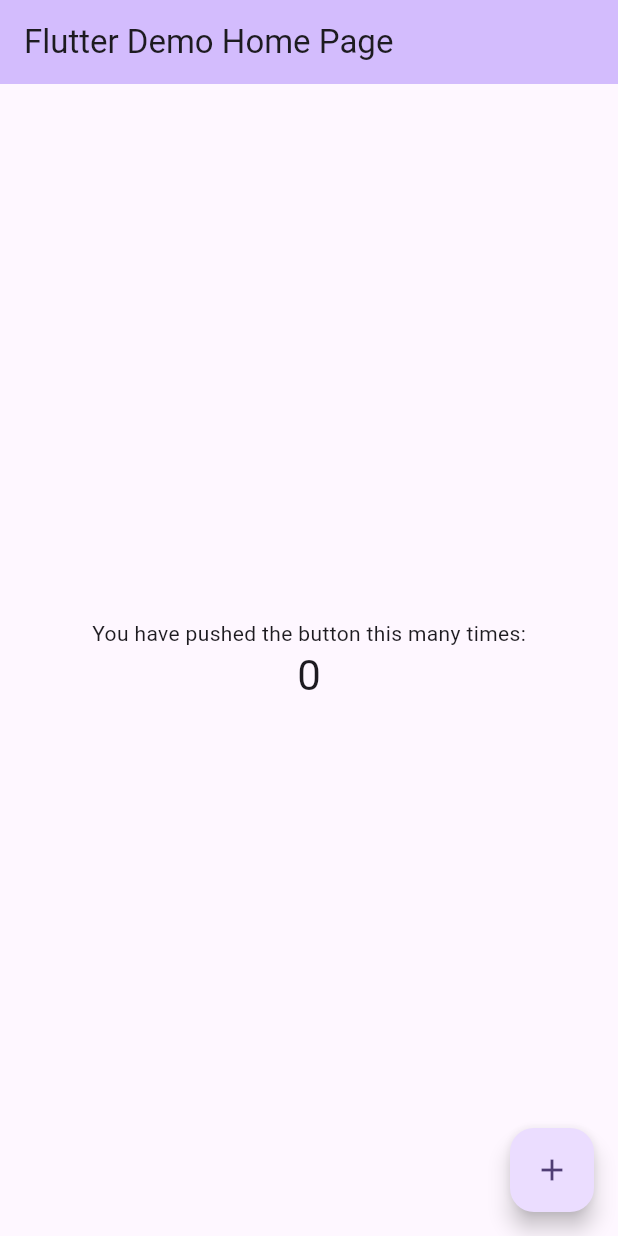
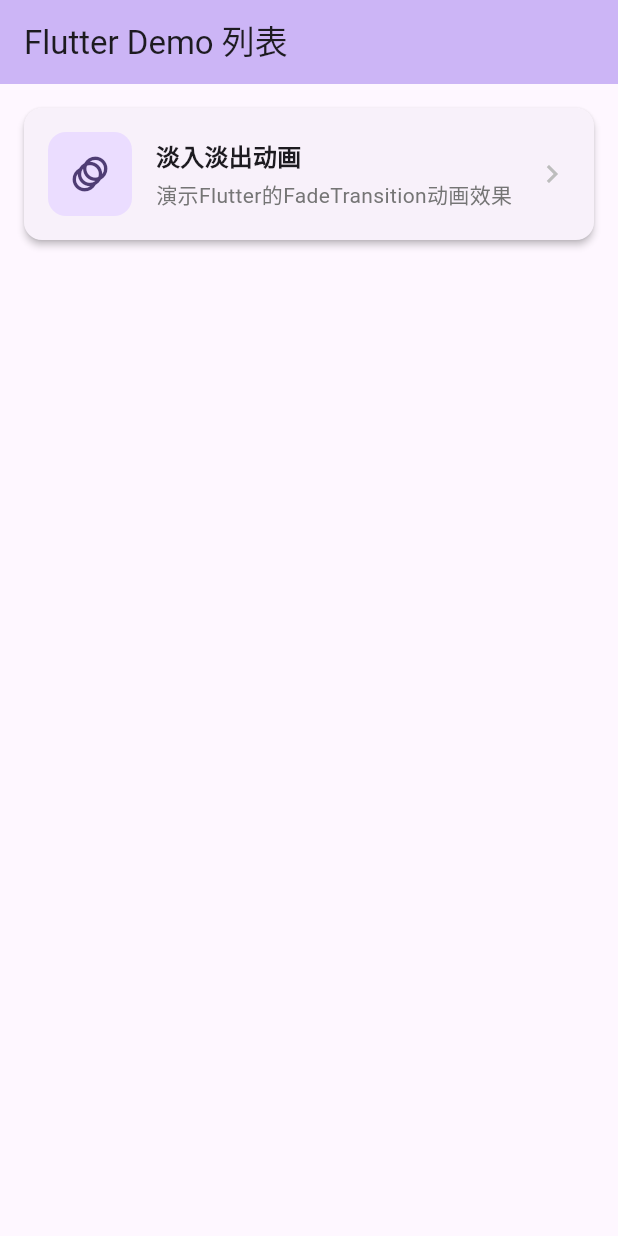
Before and after one commit to RainyJiang22/rainy_flutter_demo, a Flutter app: the screen it shows after launch, on a phone screen of 412 x 824 dp. Run offline on Flutter 3.47's test engine with Material 3 defaults, Android fonts, the phone set to English and light mode, and no system bars.

Commit message:
feat:demo列表入口

```diff
--- a/lib/main.dart
+++ b/lib/main.dart
@@ -1,123 +1,23 @@
 import 'package:flutter/material.dart';
+import 'package:first_flutter_demo/pages/demo_list_page.dart';
 
 void main() {
   runApp(const MyApp());
 }
 
-
 class MyApp extends StatelessWidget {
   const MyApp({super.key});
 
-  // This widget is the root of your application.
   @override
   Widget build(BuildContext context) {
     return MaterialApp(
       title: 'Flutter Demo',
       theme: ThemeData(
-        // This is the theme of your application.
-        //
-        // TRY THIS: Try running your application with "flutter run". You'll see
-        // the application has a purple toolbar. Then, without quitting the app,
-        // try changing the seedColor in the colorScheme below to Colors.green
-        // and then invoke "hot reload" (save your changes or press the "hot
-        // reload" button in a Flutter-supported IDE, or press "r" if you used
-        // the command line to start the app).
-        //
-        // Notice that the counter didn't reset back to zero; the application
-        // state is not lost during the reload. To reset the state, use hot
-        // restart instead.
-        //
-        // This works for code too, not just values: Most code changes can be
-        // tested with just a hot reload.
-        colorScheme: .fromSeed(seedColor: Colors.deepPurple),
+        colorScheme: ColorScheme.fromSeed(seedColor: Colors.deepPurple),
+        useMaterial3: true,
       ),
-      home: const MyHomePage(title: 'Flutter Demo Home Page'),
+      home: const DemoListPage(),
+      debugShowCheckedModeBanner: false,
     );
   }
 }
-
-class MyHomePage extends StatefulWidget {
-  const MyHomePage({super.key, required this.title});
-
-  // This widget is the home page of your application. It is stateful, meaning
-  // that it has a State object (defined below) that contains fields that affect
-  // how it looks.
-
-  // This class is the configuration for the state. It holds the values (in this
-  // case the title) provided by the parent (in this case the App widget) and
-  // used by the build method of the State. Fields in a Widget subclass are
-  // always marked "final".
-
-  final String title;
-
-  @override
-  State<MyHomePage> createState() => _MyHomePageState();
-}
-
-class _MyHomePageState extends State<MyHomePage> {
-  int _counter = 0;
-
-  void _incrementCounter() {
-    setState(() {
-      // This call to setState tells the Flutter framework that something has
-      // changed in this State, which causes it to rerun the build method below
-      // so that the display can reflect the updated values. If we changed
-      // _counter without calling setState(), then the build method would not be
-      // called again, and so nothing would appear to happen.
-      _counter++;
-    });
-  }
-
-  @override
-  Widget build(BuildContext context) {
-    // This method is rerun every time setState is called, for instance as done
-    // by the _incrementCounter method above.
-    //
-    // The Flutter framework has been optimized to make rerunning build methods
-    // fast, so that you can just rebuild anything that needs updating rather
-    // than having to individually change instances of widgets.
-    return Scaffold(
-      appBar: AppBar(
-        // TRY THIS: Try changing the color here to a specific color (to
-        // Colors.amber, perhaps?) and trigger a hot reload to see the AppBar
-        // change color while the other colors stay the same.
-        backgroundColor: Theme.of(context).colorScheme.inversePrimary,
-        // Here we take the value from the MyHomePage object that was created by
-        // the App.build method, and use it to set our appbar title.
-        title: Text(widget.title),
-      ),
-      body: Center(
-        // Center is a layout widget. It takes a single child and positions it
-        // in the middle of the parent.
-        child: Column(
-          // Column is also a layout widget. It takes a list of children and
-          // arranges them vertically. By default, it sizes itself to fit its
-          // children horizontally, and tries to be as tall as its parent.
-          //
-          // Column has various properties to control how it sizes itself and
-          // how it positions its children. Here we use mainAxisAlignment to
-          // center the children vertically; the main axis here is the vertical
-          // axis because Columns are vertical (the cross axis would be
-          // horizontal).
-          //
-          // TRY THIS: Invoke "debug painting" (choose the "Toggle Debug Paint"
-          // action in the IDE, or press "p" in the console), to see the
-          // wireframe for each widget.
-          mainAxisAlignment: .center,
-          children: [
-            const Text('You have pushed the button this many times:'),
-            Text(
-              '$_counter',
-              style: Theme.of(context).textTheme.headlineMedium,
-            ),
-          ],
-        ),
-      ),
-      floatingActionButton: FloatingActionButton(
-        onPressed: _incrementCounter,
-        tooltip: 'Increment',
-        child: const Icon(Icons.add),
-      ),
-    );
-  }
-}
--- /dev/null
+++ b/lib/model/demo_item.dart
@@ -0,0 +1,28 @@
+import 'package:flutter/material.dart';
+
+/// Demo项模型类
+/// 用于存储每个demo的基本信息
+class DemoItem {
+  /// Demo标题
+  final String title;
+
+  /// Demo描述
+  final String description;
+
+  /// Demo图标
+  final IconData icon;
+
+  /// Demo页面构建器
+  final Widget Function() builder;
+
+  /// Demo路由名称（可选）
+  final String? routeName;
+
+  const DemoItem({
+    required this.title,
+    required this.description,
+    required this.icon,
+    required this.builder,
+    this.routeName,
+  });
+}
--- /dev/null
+++ b/lib/pages/demo_list_page.dart
@@ -0,0 +1,114 @@
+import 'package:flutter/material.dart';
+import 'package:first_flutter_demo/model/demo_item.dart';
+import 'package:first_flutter_demo/widget/animation/FadeAnimation.dart';
+
+class DemoListPage extends StatelessWidget {
+  const DemoListPage({super.key});
+
+  static final List<DemoItem> demos = [
+    DemoItem(
+      title: '淡入淡出动画',
+      description: '演示Flutter的FadeTransition动画效果',
+      icon: Icons.animation,
+      builder: () => const FadeAnimation(),
+      routeName: '/fade-animation',
+    ),
+  ];
+
+  @override
+  Widget build(BuildContext context) {
+    return Scaffold(
+      appBar: AppBar(
+        title: const Text('Flutter Demo 列表'),
+        backgroundColor: Theme.of(context).colorScheme.inversePrimary,
+        elevation: 2,
+      ),
+      body: demos.isEmpty
+          ? const Center(
+              child: Text(
+                '暂无Demo',
+                style: TextStyle(fontSize: 16, color: Colors.grey),
+              ),
+            )
+          : ListView.builder(
+              padding: const EdgeInsets.all(16),
+              itemCount: demos.length,
+              itemBuilder: (context, index) {
+                final demo = demos[index];
+                return _DemoListItem(
+                  demo: demo,
+                  onTap: () {
+                    Navigator.push(
+                      context,
+                      MaterialPageRoute(builder: (context) => demo.builder()),
+                    );
+                  },
+                );
+              },
+            ),
+    );
+  }
+}
+
+/// Demo列表项组件
+class _DemoListItem extends StatelessWidget {
+  final DemoItem demo;
+  final VoidCallback onTap;
+
+  const _DemoListItem({required this.demo, required this.onTap});
+
+  @override
+  Widget build(BuildContext context) {
+    return Card(
+      margin: const EdgeInsets.only(bottom: 12),
+      elevation: 2,
+      shape: RoundedRectangleBorder(borderRadius: BorderRadius.circular(12)),
+      child: InkWell(
+        onTap: onTap,
+        borderRadius: BorderRadius.circular(12),
+        child: Padding(
+          padding: const EdgeInsets.all(16),
+          child: Row(
+            children: [
+              Container(
+                width: 56,
+                height: 56,
+                decoration: BoxDecoration(
+                  color: Theme.of(context).colorScheme.primaryContainer,
+                  borderRadius: BorderRadius.circular(12),
+                ),
+                child: Icon(
+                  demo.icon,
+                  color: Theme.of(context).colorScheme.onPrimaryContainer,
+                  size: 28,
+                ),
+              ),
+              const SizedBox(width: 16),
+              Expanded(
+                child: Column(
+                  crossAxisAlignment: CrossAxisAlignment.start,
+                  children: [
+                    Text(
+                      demo.title,
+                      style: Theme.of(context).textTheme.titleMedium?.copyWith(
+                        fontWeight: FontWeight.bold,
+                      ),
+                    ),
+                    const SizedBox(height: 4),
+                    Text(
+                      demo.description,
+                      style: Theme.of(
+                        context,
+                      ).textTheme.bodyMedium?.copyWith(color: Colors.grey[600]),
+                    ),
+                  ],
+                ),
+              ),
+              Icon(Icons.chevron_right, color: Colors.grey[400]),
+            ],
+          ),
+        ),
+      ),
+    );
+  }
+}
```
Also changed, not shown: lib/widget/animation/FadeAnimation.dart (added, +61 -0 lines).
